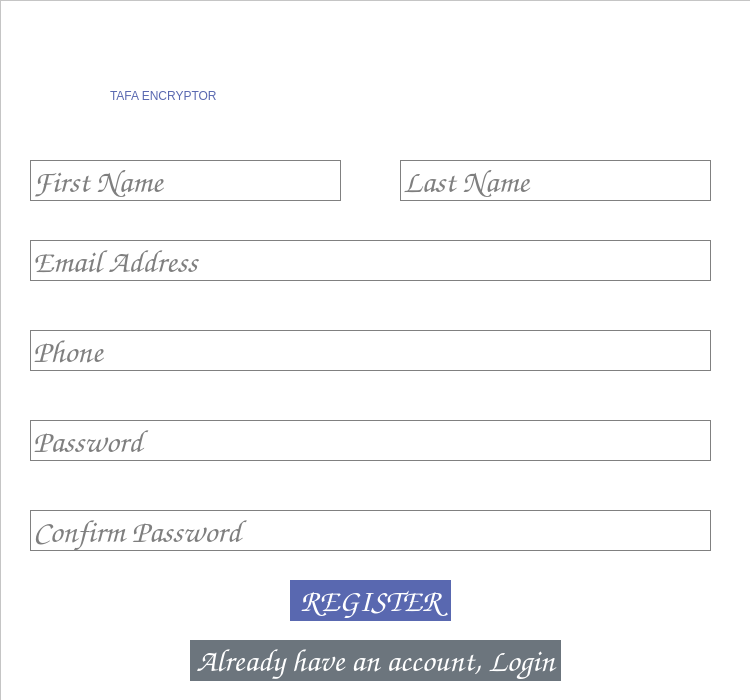
This is ui/registration.ui in thaka-creations/player_encryptor as Qt 5 draws it before an edit. The edited form follows.
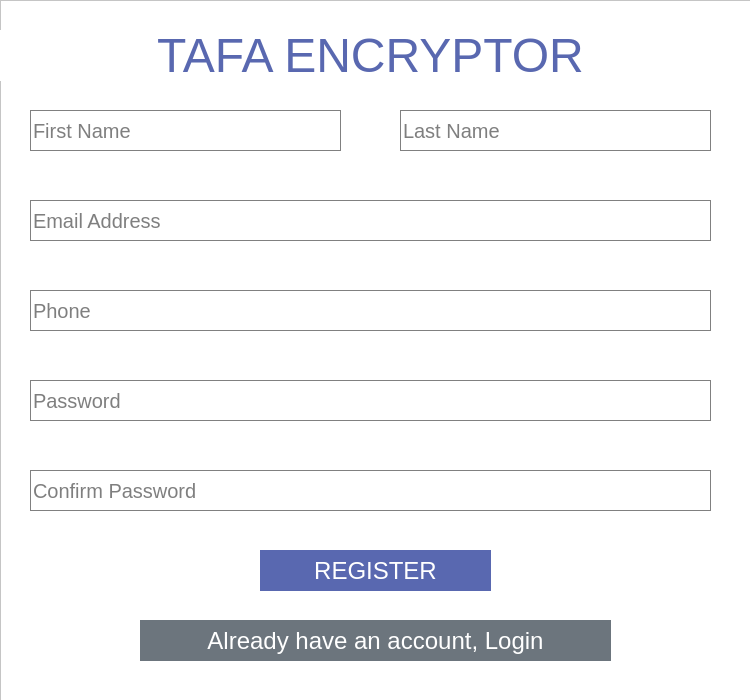
This is the edited form.

What changed in the file:
```diff
--- a/ui/registration.ui
+++ b/ui/registration.ui
@@ -28,7 +28,7 @@
      <x>0</x>
      <y>0</y>
      <width>751</width>
-     <height>721</height>
+     <height>701</height>
     </rect>
    </property>
    <layout class="QVBoxLayout" name="verticalLayout">
@@ -47,15 +47,15 @@
        <property name="geometry">
         <rect>
          <x>30</x>
-         <y>240</y>
+         <y>200</y>
          <width>681</width>
          <height>41</height>
         </rect>
        </property>
        <property name="font">
         <font>
-         <family>Comic Sans MS</family>
-         <pointsize>24</pointsize>
+         <family>Microsoft Sans Serif</family>
+         <pointsize>15</pointsize>
         </font>
        </property>
        <property name="styleSheet">
@@ -73,15 +73,15 @@
        <property name="geometry">
         <rect>
          <x>30</x>
-         <y>160</y>
+         <y>110</y>
          <width>311</width>
          <height>41</height>
         </rect>
        </property>
        <property name="font">
         <font>
-         <family>Comic Sans MS</family>
-         <pointsize>24</pointsize>
+         <family>Microsoft Sans Serif</family>
+         <pointsize>15</pointsize>
         </font>
        </property>
        <property name="styleSheet">
@@ -99,15 +99,15 @@
        <property name="geometry">
         <rect>
          <x>400</x>
-         <y>160</y>
+         <y>110</y>
          <width>311</width>
          <height>41</height>
         </rect>
        </property>
        <property name="font">
         <font>
-         <family>Comic Sans MS</family>
-         <pointsize>24</pointsize>
+         <family>Microsoft Sans Serif</family>
+         <pointsize>15</pointsize>
         </font>
        </property>
        <property name="styleSheet">
@@ -125,15 +125,15 @@
        <property name="geometry">
         <rect>
          <x>30</x>
-         <y>330</y>
+         <y>290</y>
          <width>681</width>
          <height>41</height>
         </rect>
        </property>
        <property name="font">
         <font>
-         <family>Comic Sans MS</family>
-         <pointsize>24</pointsize>
+         <family>Microsoft Sans Serif</family>
+         <pointsize>15</pointsize>
         </font>
        </property>
        <property name="styleSheet">
@@ -151,15 +151,15 @@
        <property name="geometry">
         <rect>
          <x>30</x>
-         <y>420</y>
+         <y>380</y>
          <width>681</width>
          <height>41</height>
         </rect>
        </property>
        <property name="font">
         <font>
-         <family>Comic Sans MS</family>
-         <pointsize>24</pointsize>
+         <family>Microsoft Sans Serif</family>
+         <pointsize>15</pointsize>
         </font>
        </property>
        <property name="styleSheet">
@@ -180,15 +180,15 @@
        <property name="geometry">
         <rect>
          <x>30</x>
-         <y>510</y>
+         <y>470</y>
          <width>681</width>
          <height>41</height>
         </rect>
        </property>
        <property name="font">
         <font>
-         <family>Comic Sans MS</family>
-         <pointsize>24</pointsize>
+         <family>Microsoft Sans Serif</family>
+         <pointsize>15</pointsize>
         </font>
        </property>
        <property name="styleSheet">
@@ -208,12 +208,21 @@
       <widget class="QLabel" name="label">
        <property name="geometry">
         <rect>
-         <x>110</x>
-         <y>70</y>
-         <width>561</width>
+         <x>0</x>
+         <y>30</y>
+         <width>741</width>
          <height>51</height>
         </rect>
        </property>
+       <property name="font">
+        <font>
+         <family>Microsoft Sans Serif</family>
+         <pointsize>36</pointsize>
+         <weight>50</weight>
+         <italic>false</italic>
+         <bold>false</bold>
+        </font>
+       </property>
        <property name="styleSheet">
         <string notr="true">font: 54pt &quot;Chalkduster&quot;;
 color: #5968B0;</string>
@@ -221,20 +230,23 @@
        <property name="text">
         <string>TAFA ENCRYPTOR</string>
        </property>
+       <property name="alignment">
+        <set>Qt::AlignCenter</set>
+       </property>
       </widget>
       <widget class="QPushButton" name="registerUserButton">
        <property name="geometry">
         <rect>
-         <x>290</x>
-         <y>580</y>
-         <width>161</width>
+         <x>260</x>
+         <y>550</y>
+         <width>231</width>
          <height>41</height>
         </rect>
        </property>
        <property name="font">
         <font>
-         <family>Comic Sans MS</family>
-         <pointsize>24</pointsize>
+         <family>Microsoft Sans Serif</family>
+         <pointsize>18</pointsize>
         </font>
        </property>
        <property name="cursor">
@@ -252,16 +264,16 @@
       <widget class="QPushButton" name="redirectToLoginButton">
        <property name="geometry">
         <rect>
-         <x>190</x>
-         <y>640</y>
-         <width>371</width>
+         <x>140</x>
+         <y>620</y>
+         <width>471</width>
          <height>41</height>
         </rect>
        </property>
        <property name="font">
         <font>
-         <family>Comic Sans MS</family>
-         <pointsize>24</pointsize>
+         <family>Microsoft Sans Serif</family>
+         <pointsize>18</pointsize>
         </font>
        </property>
        <property name="cursor">
```
Left out of the diff: 5 changed lines with no effect on the pictures.
